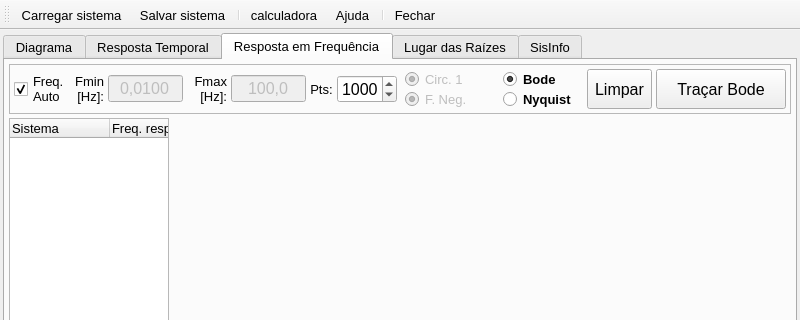
Old version of the form MainWindow.ui in the repository miguelmoreto/labcontrole; both pictures show x 0 to 800 and y 0 to 320 of the 800 by 600 pixel window.
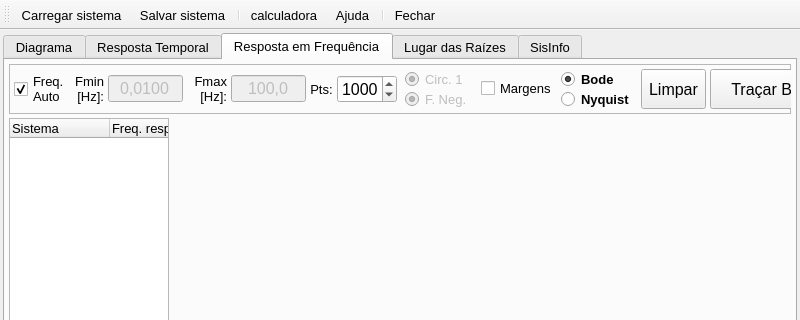
New version of the form. The open tabs and pages were chosen to show the change. Icons and pictures are not drawn. Custom widgets are drawn as their Qt base class.

Commit message: Starting to work on issue #35 (draw stability margins).

What changed in the file:
```diff
--- a/MainWindow.ui
+++ b/MainWindow.ui
@@ -2897,7 +2897,7 @@
           <property name="frameShadow">
            <enum>QFrame::Raised</enum>
           </property>
-          <layout class="QHBoxLayout" name="horizontalLayout_8" stretch="0,0,0,0,0,0,0,0,1,0,0,0,0">
+          <layout class="QHBoxLayout" name="horizontalLayout_8" stretch="0,0,0,0,0,0,0,0,0,0,0,0">
            <property name="spacing">
             <number>4</number>
            </property>
@@ -3260,30 +3260,20 @@
             </widget>
            </item>
            <item>
-            <spacer name="horizontalSpacer_5">
-             <property name="orientation">
-              <enum>Qt::Horizontal</enum>
+            <widget class="QCheckBox" name="checkBoxMargins">
+             <property name="sizePolicy">
+              <sizepolicy hsizetype="Expanding" vsizetype="Fixed">
+               <horstretch>0</horstretch>
+               <verstretch>0</verstretch>
+              </sizepolicy>
              </property>
-             <property name="sizeHint" stdset="0">
-              <size>
-               <width>40</width>
-               <height>20</height>
-              </size>
+             <property name="toolTip">
+              <string>Mostrar as margens de estabilidade no diagrama de Bode.</string>
              </property>
-            </spacer>
-           </item>
-           <item>
-            <spacer name="horizontalSpacer_6">
-             <property name="orientation">
-              <enum>Qt::Horizontal</enum>
+             <property name="text">
+              <string>Margens</string>
              </property>
-             <property name="sizeHint" stdset="0">
-              <size>
-               <width>40</width>
-               <height>20</height>
-              </size>
-             </property>
-            </spacer>
+            </widget>
            </item>
            <item>
             <widget class="QFrame" name="frameBodeNyquist">
```
The commit also changes 2 other files.
